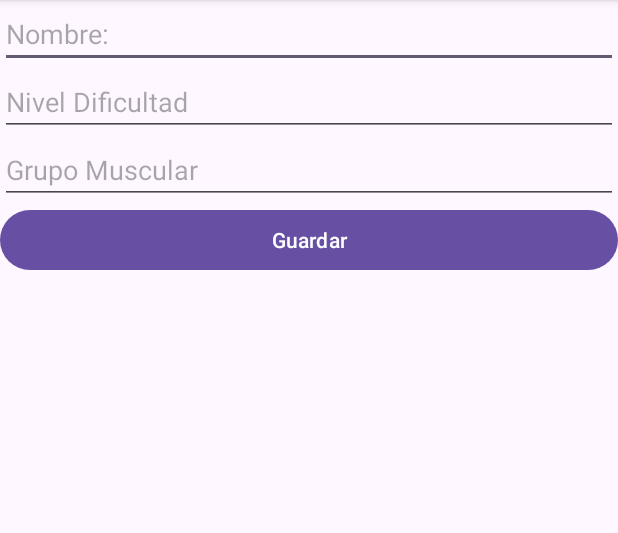
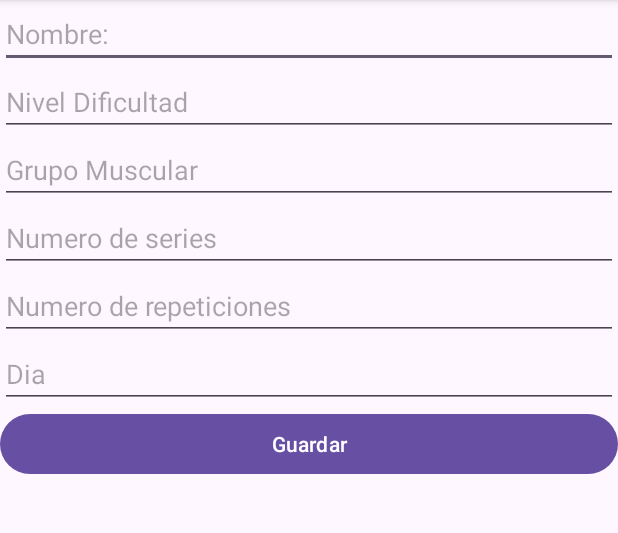
Before and after one commit to carlaAlvReg/FitSmart, an Android app built with Jetpack Compose: the NuevaRutinaActivity screen opened directly, with no data from a screen before it, after a tap on "NUEVO REGISTRO", on a phone screen of 412 x 824 dp, the part 96-629 px from its top. Run offline under Robolectric (Android 15) with nearby library versions, the phone set to English and light mode, and no system bars.

```diff
--- a/app/src/main/java/org/car/fitsmart/NuevoActivity.java
+++ b/app/src/main/java/org/car/fitsmart/NuevoActivity.java
@@ -12,7 +12,7 @@ import org.car.fitsmart.db.DbEjercicios;
 
 public class NuevoActivity extends AppCompatActivity {
 
-    EditText txtNombre, txtNivelDificultad, txtGrupoMuscular;
+    EditText txtNombre, txtNivelDificultad, txtGrupoMuscular, txtNumSeries, txtNumRepes, txtDia;
     Button btnGuarda;
 
     @Override
@@ -23,13 +23,16 @@ public class NuevoActivity extends AppCompatActivity {
         txtNombre = findViewById(R.id.txtNombre);
         txtNivelDificultad = findViewById(R.id.txtNivelDificultad);
         txtGrupoMuscular = findViewById(R.id.txtGrupoMuscular);
+        txtNumSeries = findViewById(R.id.txtNumSeries);
+        txtNumRepes = findViewById(R.id.txtNumRepes);
+        txtDia = findViewById(R.id.txtDia);
         btnGuarda = findViewById(R.id.btnGuarda);
 
         btnGuarda.setOnClickListener(new View.OnClickListener() {
             @Override
             public void onClick(View view) {
                 DbEjercicios dbEjercicios = new DbEjercicios(NuevoActivity.this);
-                long id = dbEjercicios.insertaEjercicio(txtNombre.getText().toString(), txtNivelDificultad.getText().toString(), txtGrupoMuscular.getText().toString());
+                long id = dbEjercicios.insertaEjercicio(txtNombre.getText().toString(), txtNivelDificultad.getText().toString(), txtGrupoMuscular.getText().toString(), txtNumSeries.getText().toString(),txtNumRepes.getText().toString(), txtDia.getText().toString());
                 System.out.println("El id es"+id);
                 if(id > 0){
                     Toast.makeText(NuevoActivity.this, "REGISTRO GUARDADO", Toast.LENGTH_LONG).show();
@@ -46,6 +49,10 @@ public class NuevoActivity extends AppCompatActivity {
         txtNombre.setText("");
         txtNivelDificultad.setText("");
         txtGrupoMuscular.setText("");
+        txtNumSeries.setText("");
+        txtNumRepes.setText("");
+        txtDia.setText("");
+
 
     }
 }
--- a/app/src/main/java/org/car/fitsmart/adaptadores/ListaEjerciciosAdapter.java
+++ b/app/src/main/java/org/car/fitsmart/adaptadores/ListaEjerciciosAdapter.java
@@ -1,5 +1,7 @@
 package org.car.fitsmart.adaptadores;
 
+import android.content.Context;
+import android.content.Intent;
 import android.view.LayoutInflater;
 import android.view.View;
 import android.view.ViewGroup;
@@ -9,6 +11,7 @@ import androidx.annotation.NonNull;
 import androidx.recyclerview.widget.RecyclerView;
 
 import org.car.fitsmart.R;
+import org.car.fitsmart.VerActivity;
 import org.car.fitsmart.db.Ejercicio;
 
 import java.util.ArrayList;
@@ -32,6 +35,9 @@ public class ListaEjerciciosAdapter extends RecyclerView.Adapter<ListaEjercicios
         holder.viewNombre.setText(listaEjercicio.get(position).getNombre());
         holder.viewND.setText(listaEjercicio.get(position).getNivel_dificultad());
         holder.viewGM.setText(listaEjercicio.get(position).getGrupo_muscular());
+        holder.viewNS.setText(listaEjercicio.get(position).getNum_series());
+        holder.viewNR.setText(listaEjercicio.get(position).getNum_repes());
+        holder.viewDia.setText(listaEjercicio.get(position).getDia());
     }
 
     @Override
@@ -41,13 +47,26 @@ public class ListaEjerciciosAdapter extends RecyclerView.Adapter<ListaEjercicios
 
     public class EjercicioViewHolder extends RecyclerView.ViewHolder {
 
-        TextView viewNombre, viewND, viewGM;
+        TextView viewNombre, viewND, viewGM, viewNS, viewNR, viewDia;
         public EjercicioViewHolder(@NonNull View itemView) {
             super(itemView);
 
             viewNombre = itemView.findViewById(R.id.viewNombre);
             viewND = itemView.findViewById(R.id.viewND);
             viewGM = itemView.findViewById(R.id.viewGM);
+            viewNS = itemView.findViewById(R.id.viewNS);
+            viewNR = itemView.findViewById(R.id.viewNR);
+            viewDia = itemView.findViewById(R.id.viewDia);
+
+            itemView.setOnClickListener(new View.OnClickListener() {
+                @Override
+                public void onClick(View view) {
+                    Context context = view.getContext();
+                    Intent intent = new Intent(context, VerActivity.class);
+                    intent.putExtra("ID", listaEjercicio.get(getAdapterPosition()).getId());
+                    context.startActivity(intent);
+                }
+            });
 
         }
     }
--- a/app/src/main/java/org/car/fitsmart/db/DbHelper.java
+++ b/app/src/main/java/org/car/fitsmart/db/DbHelper.java
@@ -14,7 +14,7 @@ import java.util.List;
 
 public class DbHelper extends SQLiteOpenHelper {
 
-    private static final int DATABASE_VERSION = 2;
+    private static final int DATABASE_VERSION = 4;
     private static final String DATABASE_NOMBRE = "ejercicios.db";
     public static final String TABLE_EJERCICIOS = "t_ejercicios";
     private static final String TABLE_RUTINA = "t_rutina";
@@ -30,7 +30,10 @@ public class DbHelper extends SQLiteOpenHelper {
                 "id INTEGER PRIMARY KEY AUTOINCREMENT," +
                 "nombre TEXT NOT NULL," +
                 "nivel_dificultad TEXT," +
-                "grupo_muscular TEXT NOT NULL)");
+                "grupo_muscular TEXT NOT NULL,"+
+                "num_series TEXT NOT NULL,"+
+                "num_repes TEXT NOT NULL,"+
+                "dia TEXT NOT NULL"+")");
 
         /*sqLiteDatabase.execSQL("CREATE TABLE " + TABLE_RUTINA + "(" +
                 "id INTEGER PRIMARY KEY AUTOINCREMENT," +
--- a/app/src/main/java/org/car/fitsmart/db/Ejercicio.java
+++ b/app/src/main/java/org/car/fitsmart/db/Ejercicio.java
@@ -7,6 +7,35 @@ public class Ejercicio {
 
     private String nivel_dificultad;
     private String grupo_muscular;
+    private String num_series;
+    private String num_repes;
+    private String dia;
+
+    public String getNum_series() {
+        return num_series;
+    }
+
+    public void setNum_series(String num_series) {
+        this.num_series = num_series;
+    }
+
+    public String getNum_repes() {
+        return num_repes;
+    }
+
+    public void setNum_repes(String num_repes) {
+        this.num_repes = num_repes;
+    }
+
+    public String getDia() {
+        return dia;
+    }
+
+    public void setDia(String dia) {
+        this.dia = dia;
+    }
+
+
     public Ejercicio(){
 
     }
--- a/app/src/main/res/layout/activity_nuevo.xml
+++ b/app/src/main/res/layout/activity_nuevo.xml
@@ -31,6 +31,30 @@
         android:hint="Grupo Muscular"
         android:inputType="text" />
 
+    <EditText
+        android:id="@+id/txtNumSeries"
+        android:layout_width="match_parent"
+        android:layout_height="wrap_content"
+        android:ems="10"
+        android:hint="Numero de series"
+        android:inputType="text" />
+
+    <EditText
+        android:id="@+id/txtNumRepes"
+        android:layout_width="match_parent"
+        android:layout_height="wrap_content"
+        android:ems="10"
+        android:hint="Numero de repeticiones"
+        android:inputType="text" />
+
+    <EditText
+        android:id="@+id/txtDia"
+        android:layout_width="match_parent"
+        android:layout_height="wrap_content"
+        android:ems="10"
+        android:hint="Dia"
+        android:inputType="text" />
+
     <Button
         android:id="@+id/btnGuarda"
         android:layout_width="match_parent"
```
Also changed, not shown: app/src/main/AndroidManifest.xml (+41 -25 lines), app/src/main/java/org/car/fitsmart/EditarActivity.java (added, +92 -0 lines), app/src/main/java/org/car/fitsmart/VerActivity.java (added, +111 -0 lines), app/src/main/java/org/car/fitsmart/db/DbEjercicios.java (+65 -1 lines), app/src/main/res/layout/activity_ver.xml (added, +111 -0 lines), app/src/main/res/layout/lvlista_nr.xml (+51 -10 lines).
